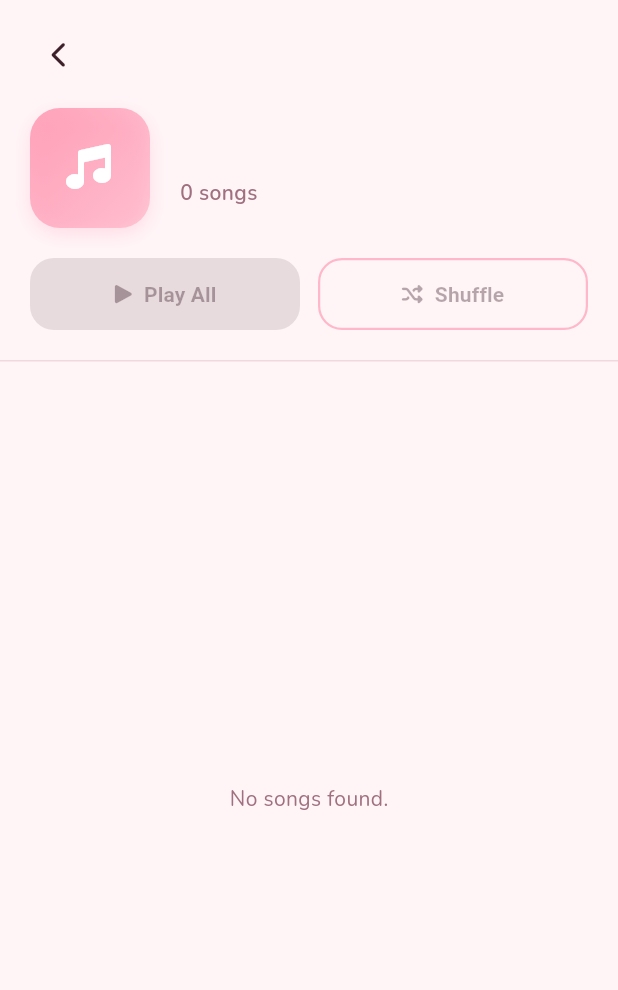
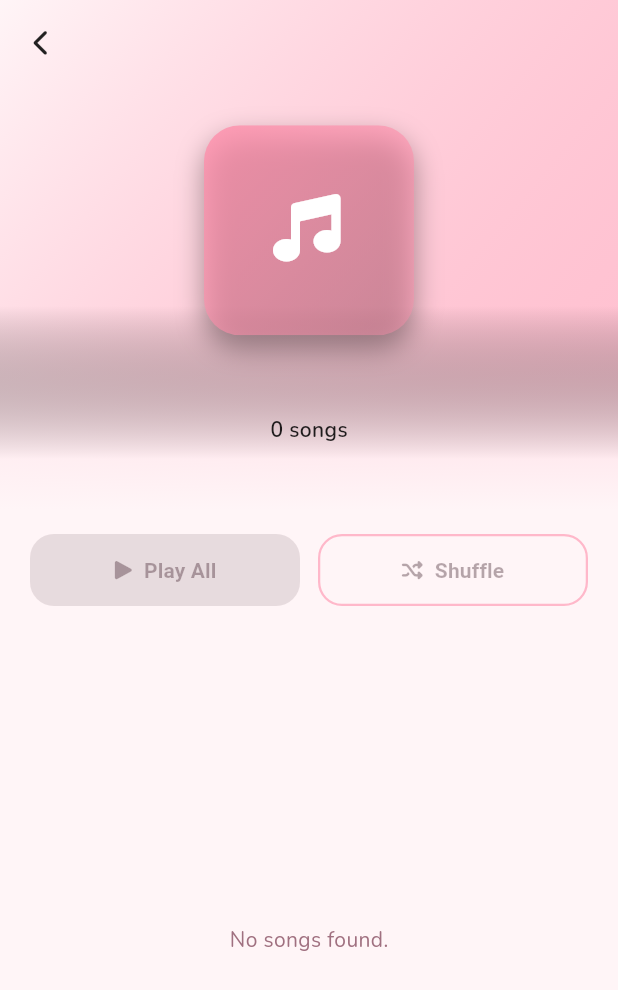
Before and after one commit to Reinvy/flutter-reimix, a Flutter app: the LibraryDetailScreen screen opened directly with empty values, on a phone screen of 412 x 824 dp. Shown: the top 990 px of the screen. Run offline on Flutter 3.47's test engine with Material 3 defaults, Android fonts, the phone set to English and light mode, and no system bars; our stand-ins replace audio_service, flutter_local_notifications, flutter_riverpod, font_awesome_flutter, go_router, google_fonts and 10 more; missing offline and left inert: on_audio_query_pluse; accounts and stored records are empty; generated files the repository leaves out were written again.

Commit message:
feat: Refactor LibraryDetailScreen to use ConsumerStatefulWidget and implement scroll-based header collapse

```diff
--- a/lib/presentation/screens/library/library_detail_screen.dart
+++ b/lib/presentation/screens/library/library_detail_screen.dart
@@ -1,3 +1,6 @@
+import 'dart:io';
+import 'dart:ui' as ui;
+
 import 'package:flutter/material.dart';
 import 'package:flutter_riverpod/flutter_riverpod.dart';
 import 'package:font_awesome_flutter/font_awesome_flutter.dart';
@@ -12,7 +15,7 @@ import '../../providers/mood_provider.dart';
 import '../../providers/player_provider.dart';
 import '../../widgets/song_list_tile.dart';
 
-class LibraryDetailScreen extends ConsumerWidget {
+class LibraryDetailScreen extends ConsumerStatefulWidget {
   final String title;
   final String type; // 'album', 'artist', 'folder'
   final List<Song> songs;
@@ -27,147 +30,177 @@ class LibraryDetailScreen extends ConsumerWidget {
   });
 
   @override
-  Widget build(BuildContext context, WidgetRef ref) {
+  ConsumerState<LibraryDetailScreen> createState() => _LibraryDetailScreenState();
+}
+
+class _LibraryDetailScreenState extends ConsumerState<LibraryDetailScreen> {
+  late ScrollController _scrollController;
+  bool _isCollapsed = false;
+  static const double _collapseThreshold = 220.0;
+
+  @override
+  void initState() {
+    super.initState();
+    _scrollController = ScrollController();
+    _scrollController.addListener(_onScroll);
+  }
+
+  @override
+  void dispose() {
+    _scrollController.removeListener(_onScroll);
+    _scrollController.dispose();
+    super.dispose();
+  }
+
+  void _onScroll() {
+    if (_scrollController.hasClients) {
+      final isCollapsed = _scrollController.offset > _collapseThreshold;
+      if (isCollapsed != _isCollapsed) {
+        setState(() {
+          _isCollapsed = isCollapsed;
+        });
+      }
+    }
+  }
+
+  @override
+  Widget build(BuildContext context) {
     final isDark = Theme.of(context).brightness == Brightness.dark;
     final bgColor = isDark ? AppColorsDark.background : AppColorsLight.background;
     final textColor = isDark ? AppColorsDark.onBackground : AppColorsLight.onBackground;
     final subtextColor = isDark ? AppColorsDark.subtext : AppColorsLight.subtext;
 
-    // Mood-specific styles
     final selectedMood = ref.watch(moodProvider);
     final moodColors = MoodTheme.of(selectedMood);
-    final moodBg = moodColors.backgroundFor(Theme.of(context).brightness);
     final moodAccent = moodColors.accent;
 
-    final headerIcon = switch (type) {
-      'album' => FontAwesomeIcons.compactDisc,
-      'artist' => FontAwesomeIcons.user,
-      'folder' => FontAwesomeIcons.folderOpen,
-      _ => FontAwesomeIcons.music,
-    };
+    final firstSongArtPath = widget.songs.isNotEmpty ? widget.songs.first.albumArtPath : null;
 
     return Scaffold(
       backgroundColor: bgColor,
-      body: Container(
+      body: CustomScrollView(
+        controller: _scrollController,
+        slivers: [
+          // ── Collapsing Header (SliverAppBar) ─────────────────────────────
+          SliverAppBar(
+            expandedHeight: 340.0,
+            pinned: true,
+            elevation: 0,
+            backgroundColor: bgColor,
+            leading: IconButton(
+              icon: const FaIcon(FontAwesomeIcons.chevronLeft),
+              color: _isCollapsed
+                  ? textColor
+                  : (isDark ? Colors.white : Colors.black87),
+              iconSize: 18,
+              onPressed: () => context.pop(),
+            ),
+            title: AnimatedOpacity(
+              opacity: _isCollapsed ? 1.0 : 0.0,
+              duration: const Duration(milliseconds: 200),
+              child: Text(
+                widget.title,
+                style: AppTextStyles.titleMedium(color: textColor).copyWith(
+                  fontWeight: FontWeight.w800,
+                ),
+              ),
+            ),
+            centerTitle: true,
+            flexibleSpace: FlexibleSpaceBar(
+              collapseMode: CollapseMode.parallax,
+              background: Stack(
+                fit: StackFit.expand,
+                children: [
+                  // 1. Blurred background
+                  _buildBlurBackground(context, firstSongArtPath, moodColors, isDark),
+                  // 2. Bottom scrim to fade out to scaffold background
+                  Container(
                     decoration: BoxDecoration(
                       gradient: LinearGradient(
                         begin: Alignment.topCenter,
                         end: Alignment.bottomCenter,
                         colors: [
-              moodBg.withAlpha(180),
+                          Colors.transparent,
+                          bgColor.withOpacity(0.8),
                           bgColor,
                         ],
-            stops: const [0.0, 0.4],
+                        stops: const [0.6, 0.9, 1.0],
                       ),
                     ),
-        child: SafeArea(
-          bottom: false,
+                  ),
+                  // 3. Centered content
+                  SafeArea(
+                    child: Padding(
+                      padding: const EdgeInsets.only(top: 40.0),
                       child: Column(
-            crossAxisAlignment: CrossAxisAlignment.start,
+                        mainAxisAlignment: MainAxisAlignment.center,
                         children: [
-              // ── Navigation Header Row ──────────────────────────────────────
+                          _buildCoverCard(context, firstSongArtPath, moodColors),
+                          const SizedBox(height: 16),
                           Padding(
-                padding: const EdgeInsets.symmetric(
-                  horizontal: AppDimensions.sp16,
-                  vertical: AppDimensions.sp12,
-                ),
-                child: Row(
-                  children: [
-                    IconButton(
-                      icon: const FaIcon(FontAwesomeIcons.chevronLeft),
-                      color: textColor,
-                      iconSize: 18,
-                      onPressed: () => context.pop(),
-                    ),
-                    const Spacer(),
-                  ],
-                ),
-              ),
-
-              // ── Header Details (Collage style card) ────────────────────────
-              Padding(
-                padding: const EdgeInsets.symmetric(horizontal: AppDimensions.screenPaddingH),
-                child: Row(
-                  children: [
-                    Container(
-                      width: 80,
-                      height: 80,
-                      decoration: BoxDecoration(
-                        gradient: LinearGradient(
-                          colors: [
-                            moodAccent.withAlpha(200),
-                            moodAccent.withAlpha(100),
-                          ],
-                          begin: Alignment.topLeft,
-                          end: Alignment.bottomRight,
-                        ),
-                        borderRadius: BorderRadius.circular(20),
-                        boxShadow: [
-                          BoxShadow(
-                            color: moodAccent.withAlpha(60),
-                            blurRadius: 10,
-                            offset: const Offset(0, 4),
+                            padding: const EdgeInsets.symmetric(horizontal: 24.0),
+                            child: Text(
+                              widget.title,
+                              textAlign: TextAlign.center,
+                              maxLines: 1,
+                              overflow: TextOverflow.ellipsis,
+                              style: AppTextStyles.headlineMedium(
+                                color: isDark ? Colors.white : Colors.black87,
+                              ).copyWith(
+                                fontWeight: FontWeight.w800,
+                                shadows: [
+                                  Shadow(
+                                    color: Colors.black.withOpacity(0.3),
+                                    offset: const Offset(0, 2),
+                                    blurRadius: 4,
                                   ),
                                 ],
                               ),
-                      child: Center(
-                        child: FaIcon(headerIcon, color: Colors.white, size: 32),
-                      ),
-                    ),
-                    const SizedBox(width: 20),
-                    Expanded(
-                      child: Column(
-                        crossAxisAlignment: CrossAxisAlignment.start,
-                        children: [
-                          Text(
-                            title,
-                            maxLines: 2,
-                            overflow: TextOverflow.ellipsis,
-                            style: AppTextStyles.headlineMedium(color: textColor).copyWith(
-                              fontWeight: FontWeight.w800,
-                              height: 1.2,
                             ),
                           ),
                           const SizedBox(height: 6),
                           Text(
-                            subtitle ?? '${songs.length} ${songs.length == 1 ? 'song' : 'songs'}',
-                            maxLines: 1,
-                            overflow: TextOverflow.ellipsis,
-                            style: AppTextStyles.bodyMedium(color: subtextColor).copyWith(
-                              fontWeight: FontWeight.w600,
+                            widget.subtitle ?? '${widget.songs.length} ${widget.songs.length == 1 ? 'song' : 'songs'}',
+                            style: AppTextStyles.bodyMedium(
+                              color: isDark ? Colors.white70 : Colors.black87,
+                            ).copyWith(fontWeight: FontWeight.w600),
                           ),
-                          ),
-                          if (subtitle != null) ...[
+                          if (widget.subtitle != null) ...[
                             const SizedBox(height: 2),
                             Text(
-                              '${songs.length} ${songs.length == 1 ? 'song' : 'songs'}',
-                              style: AppTextStyles.labelSmall(color: subtextColor).copyWith(
-                                fontWeight: FontWeight.w500,
-                              ),
+                              '${widget.songs.length} ${widget.songs.length == 1 ? 'song' : 'songs'}',
+                              style: AppTextStyles.labelSmall(
+                                color: isDark ? Colors.white60 : Colors.black54,
+                              ).copyWith(fontWeight: FontWeight.w500),
                             ),
                           ],
                         ],
                       ),
                     ),
+                  ),
                 ],
               ),
             ),
+          ),
 
-              const SizedBox(height: 20),
-
-              // ── Action Buttons Row ──────────────────────────────────────────
-              Padding(
+          // ── Sticky Actions Bar ──────────────────────────────────────────
+          SliverPersistentHeader(
+            pinned: true,
+            delegate: _StickyHeaderDelegate(
+              height: 80.0,
+              backgroundColor: bgColor,
+              child: Padding(
                 padding: const EdgeInsets.symmetric(horizontal: AppDimensions.screenPaddingH),
                 child: Row(
                   children: [
                     // Play All Button
                     Expanded(
                       child: ElevatedButton.icon(
-                        onPressed: songs.isEmpty
+                        onPressed: widget.songs.isEmpty
                             ? null
                             : () => ref.read(playerProvider.notifier).play(
-                                  songs.first,
-                                  queue: songs,
+                                  widget.songs.first,
+                                  queue: widget.songs,
                                   index: 0,
                                 ),
                         style: ElevatedButton.styleFrom(
@@ -190,10 +223,10 @@ class LibraryDetailScreen extends ConsumerWidget {
                     // Shuffle Button
                     Expanded(
                       child: OutlinedButton.icon(
-                        onPressed: songs.isEmpty
+                        onPressed: widget.songs.isEmpty
                             ? null
                             : () {
-                                final shuffled = [...songs]..shuffle();
+                                final shuffled = [...widget.songs]..shuffle();
                                 ref.read(playerProvider.notifier).play(
                                       shuffled.first,
                                       queue: shuffled,
@@ -218,45 +251,193 @@ class LibraryDetailScreen extends ConsumerWidget {
                   ],
                 ),
               ),
-
-              const SizedBox(height: 20),
-              Divider(height: 1, color: isDark ? AppColorsDark.divider : AppColorsLight.divider),
+            ),
+          ),
 
           // ── Songs List ──────────────────────────────────────────────────
-              Expanded(
-                child: songs.isEmpty
-                    ? Center(
+          SliverPadding(
+            padding: const EdgeInsets.only(top: 8),
+            sliver: widget.songs.isEmpty
+                ? SliverFillRemaining(
+                    hasScrollBody: false,
+                    child: Center(
                       child: Text(
                         'No songs found.',
                         style: AppTextStyles.bodyMedium(color: subtextColor),
                       ),
+                    ),
                   )
-                    : ListView.builder(
-                        padding: const EdgeInsets.only(top: 8),
-                        itemCount: songs.length + 1,
-                        itemBuilder: (context, i) {
-                          if (i == songs.length) {
-                            // Bottom spacer of 180dp to clear MiniPlayer / Bottom Navigation Bar
-                            return const SizedBox(height: 180);
-                          }
-                          final song = songs[i];
+                : SliverList(
+                    delegate: SliverChildBuilderDelegate(
+                      (context, i) {
+                        final song = widget.songs[i];
                         final currentSong = ref.watch(playerProvider).currentSong;
                         return SongListTile(
                           song: song,
                           isPlaying: currentSong?.id == song.id,
                           onTap: () => ref.read(playerProvider.notifier).play(
                                 song,
-                                  queue: songs,
+                                queue: widget.songs,
                                 index: i,
                               ),
                         );
                       },
+                      childCount: widget.songs.length,
                     ),
+                  ),
+          ),
+
+          // ── Bottom Spacer to clear MiniPlayer / Nav Bar ──────────────────
+          const SliverToBoxAdapter(
+            child: SizedBox(height: 180),
           ),
         ],
       ),
+    );
+  }
+
+  Widget _buildBlurBackground(
+    BuildContext context,
+    String? artPath,
+    MoodColors moodColors,
+    bool isDark,
+  ) {
+    if (artPath != null && artPath.isNotEmpty && File(artPath).existsSync()) {
+      return Stack(
+        fit: StackFit.expand,
+        children: [
+          ImageFiltered(
+            imageFilter: ui.ImageFilter.blur(sigmaX: 30, sigmaY: 30),
+            child: Image.file(
+              File(artPath),
+              fit: BoxFit.cover,
+            ),
+          ),
+          Container(
+            color: Colors.black.withOpacity(isDark ? 0.65 : 0.45),
+          ),
+        ],
+      );
+    }
+
+    // Fallback gradient based on mood colors
+    final moodBg = moodColors.backgroundFor(Theme.of(context).brightness);
+    final moodAccent = moodColors.accent;
+    return Container(
+      decoration: BoxDecoration(
+        gradient: LinearGradient(
+          begin: Alignment.topLeft,
+          end: Alignment.bottomRight,
+          colors: [
+            moodBg,
+            moodAccent.withOpacity(0.5),
+          ],
         ),
       ),
     );
   }
+
+  Widget _buildCoverCard(BuildContext context, String? artPath, MoodColors moodColors) {
+    final headerIcon = switch (widget.type) {
+      'album' => FontAwesomeIcons.compactDisc,
+      'artist' => FontAwesomeIcons.user,
+      'folder' => FontAwesomeIcons.folderOpen,
+      _ => FontAwesomeIcons.music,
+    };
+
+    const double cardSize = 140.0;
+    final bool isArtist = widget.type == 'artist';
+
+    Widget imageWidget;
+    if (artPath != null && artPath.isNotEmpty && File(artPath).existsSync()) {
+      imageWidget = Image.file(
+        File(artPath),
+        width: cardSize,
+        height: cardSize,
+        fit: BoxFit.cover,
+      );
+    } else {
+      imageWidget = Container(
+        width: cardSize,
+        height: cardSize,
+        decoration: BoxDecoration(
+          gradient: LinearGradient(
+            colors: [
+              moodColors.accent.withOpacity(0.8),
+              moodColors.accent.withOpacity(0.4),
+            ],
+            begin: Alignment.topLeft,
+            end: Alignment.bottomRight,
+          ),
+        ),
+        child: Center(
+          child: FaIcon(headerIcon, color: Colors.white, size: 48),
+        ),
+      );
     }
+
+    return Container(
+      width: cardSize,
+      height: cardSize,
+      decoration: BoxDecoration(
+        shape: isArtist ? BoxShape.circle : BoxShape.rectangle,
+        borderRadius: isArtist ? null : BorderRadius.circular(24),
+        boxShadow: [
+          BoxShadow(
+            color: Colors.black.withOpacity(0.35),
+            blurRadius: 15,
+            offset: const Offset(0, 8),
+          ),
+        ],
+      ),
+      child: ClipRRect(
+        borderRadius: isArtist ? BorderRadius.circular(cardSize / 2) : BorderRadius.circular(24),
+        child: imageWidget,
+      ),
+    );
+  }
+}
+
+class _StickyHeaderDelegate extends SliverPersistentHeaderDelegate {
+  final Widget child;
+  final double height;
+  final Color backgroundColor;
+
+  _StickyHeaderDelegate({
+    required this.child,
+    required this.height,
+    required this.backgroundColor,
+  });
+
+  @override
+  double get minExtent => height;
+
+  @override
+  double get maxExtent => height;
+
+  @override
+  Widget build(BuildContext context, double shrinkOffset, bool overlapsContent) {
+    final isPinned = shrinkOffset > 0;
+    return ClipRect(
+      child: BackdropFilter(
+        filter: ui.ImageFilter.blur(
+          sigmaX: isPinned ? 10.0 : 0.0,
+          sigmaY: isPinned ? 10.0 : 0.0,
+        ),
+        child: Container(
+          height: height,
+          color: isPinned ? backgroundColor.withOpacity(0.85) : Colors.transparent,
+          alignment: Alignment.center,
+          child: child,
+        ),
+      ),
+    );
+  }
+
+  @override
+  bool shouldRebuild(covariant _StickyHeaderDelegate oldDelegate) {
+    return oldDelegate.child != child ||
+        oldDelegate.height != height ||
+        oldDelegate.backgroundColor != backgroundColor;
+  }
+}
```
Lines whose indentation alone changed are shown as unchanged.
